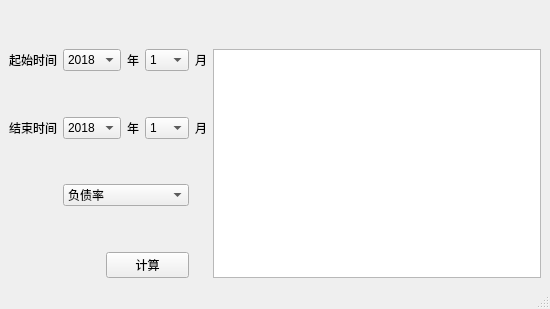
wjddxyjx/pythonproject, file calculate.ui: the form before one commit.
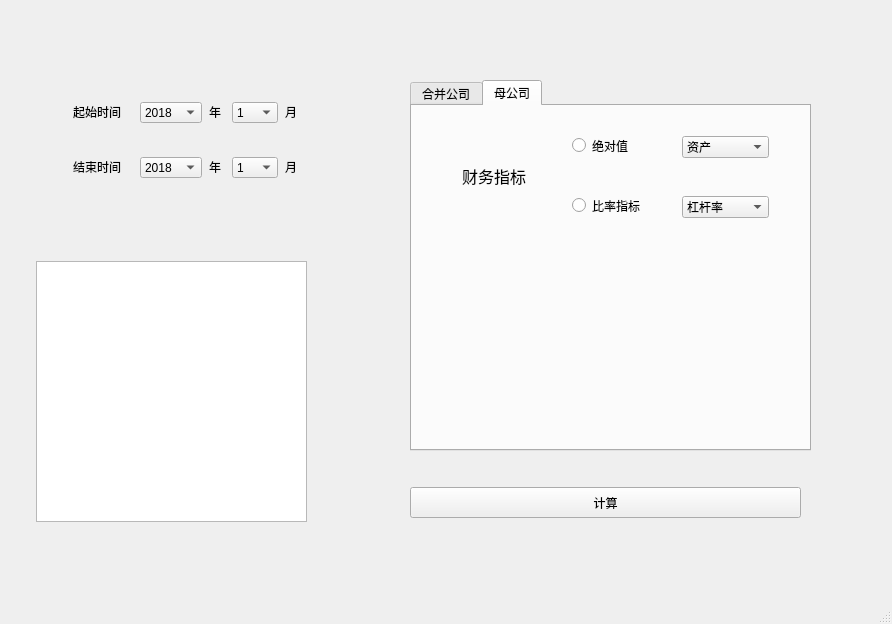
The form after the commit. The open tabs and pages were chosen to show the change.

What changed in the file:
```diff
--- a/calculate.ui
+++ b/calculate.ui
@@ -6,171 +6,309 @@
    <rect>
     <x>0</x>
     <y>0</y>
-    <width>550</width>
-    <height>309</height>
+    <width>892</width>
+    <height>624</height>
    </rect>
   </property>
   <property name="windowTitle">
    <string>calculate</string>
   </property>
   <widget class="QWidget" name="centralwidget">
-   <layout class="QGridLayout" name="gridLayout">
-    <item row="0" column="5" colspan="4">
-     <widget class="QLabel" name="label_14">
+   <widget class="QTabWidget" name="tabWidget">
+    <property name="geometry">
+     <rect>
+      <x>410</x>
+      <y>80</y>
+      <width>401</width>
+      <height>371</height>
+     </rect>
+    </property>
+    <property name="currentIndex">
+     <number>0</number>
+    </property>
+    <widget class="QWidget" name="tab_9">
+     <attribute name="title">
+      <string>合并公司</string>
+     </attribute>
+     <widget class="QRadioButton" name="radioButton_2">
+      <property name="geometry">
+       <rect>
+        <x>160</x>
+        <y>30</y>
+        <width>115</width>
+        <height>19</height>
+       </rect>
+      </property>
       <property name="text">
-       <string> </string>
+       <string>绝对值</string>
       </property>
      </widget>
-    </item>
-    <item row="1" column="0" colspan="4">
-     <widget class="QLabel" name="label">
+     <widget class="QRadioButton" name="radioButton_3">
+      <property name="geometry">
+       <rect>
+        <x>160</x>
+        <y>90</y>
+        <width>115</width>
+        <height>19</height>
+       </rect>
+      </property>
       <property name="text">
-       <string>&lt;html&gt;&lt;head/&gt;&lt;body&gt;&lt;p&gt;起始时间&lt;/p&gt;&lt;/body&gt;&lt;/html&gt;</string>
+       <string>比率指标</string>
       </property>
      </widget>
-    </item>
-    <item row="1" column="4" colspan="3">
-     <widget class="QComboBox" name="comboBox_2">
+     <widget class="QComboBox" name="comboBox_6">
+      <property name="geometry">
+       <rect>
+        <x>270</x>
+        <y>30</y>
+        <width>87</width>
+        <height>22</height>
+       </rect>
+      </property>
       <item>
        <property name="text">
-        <string>2018</string>
+        <string>资产</string>
        </property>
       </item>
       <item>
        <property name="text">
-        <string>2019</string>
+        <string>负债</string>
        </property>
       </item>
       <item>
        <property name="text">
-        <string>2020</string>
+        <string>净资产</string>
        </property>
       </item>
-     </widget>
-    </item>
-    <item row="1" column="7">
-     <widget class="QLabel" name="label_2">
+      <item>
       <property name="text">
-       <string>&lt;html&gt;&lt;head/&gt;&lt;body&gt;&lt;p&gt;年&lt;/p&gt;&lt;/body&gt;&lt;/html&gt;</string>
-      </property>
-     </widget>
-    </item>
-    <item row="1" column="8">
-     <widget class="QComboBox" name="comboBox_3">
+        <string>收入</string>
+       </property>
+      </item>
+     </widget>
+     <widget class="QComboBox" name="comboBox_7">
+      <property name="geometry">
+       <rect>
+        <x>270</x>
+        <y>90</y>
+        <width>87</width>
+        <height>22</height>
+       </rect>
+      </property>
       <item>
        <property name="text">
-        <string>1</string>
+        <string>杠杆率</string>
        </property>
       </item>
       <item>
        <property name="text">
-        <string>2</string>
+        <string>资产负债率</string>
        </property>
       </item>
       <item>
        <property name="text">
-        <string>3</string>
+        <string>ROE</string>
        </property>
       </item>
-      <item>
+     </widget>
+     <widget class="QLabel" name="label_7">
+      <property name="geometry">
+       <rect>
+        <x>50</x>
+        <y>50</y>
+        <width>121</width>
+        <height>41</height>
+       </rect>
+      </property>
        <property name="text">
-        <string>4</string>
-       </property>
-      </item>
-      <item>
+       <string>&lt;html&gt;&lt;head/&gt;&lt;body&gt;&lt;p&gt;&lt;span style=&quot; font-size:12pt;&quot;&gt;财务指标&lt;/span&gt;&lt;/p&gt;&lt;/body&gt;&lt;/html&gt;</string>
+      </property>
+     </widget>
+    </widget>
+    <widget class="QWidget" name="tab_10">
+     <attribute name="title">
+      <string>母公司</string>
+     </attribute>
+     <widget class="QRadioButton" name="radioButton_4">
+      <property name="geometry">
+       <rect>
+        <x>160</x>
+        <y>30</y>
+        <width>115</width>
+        <height>19</height>
+       </rect>
+      </property>
        <property name="text">
-        <string>5</string>
-       </property>
-      </item>
+       <string>绝对值</string>
+      </property>
+     </widget>
+     <widget class="QRadioButton" name="radioButton_5">
+      <property name="geometry">
+       <rect>
+        <x>160</x>
+        <y>90</y>
+        <width>115</width>
+        <height>19</height>
+       </rect>
+      </property>
+      <property name="text">
+       <string>比率指标</string>
+      </property>
+     </widget>
+     <widget class="QLabel" name="label_10">
+      <property name="geometry">
+       <rect>
+        <x>50</x>
+        <y>50</y>
+        <width>121</width>
+        <height>41</height>
+       </rect>
+      </property>
+      <property name="text">
+       <string>&lt;html&gt;&lt;head/&gt;&lt;body&gt;&lt;p&gt;&lt;span style=&quot; font-size:12pt;&quot;&gt;财务指标&lt;/span&gt;&lt;/p&gt;&lt;/body&gt;&lt;/html&gt;</string>
+      </property>
+     </widget>
+     <widget class="QComboBox" name="comboBox_8">
+      <property name="geometry">
+       <rect>
+        <x>270</x>
+        <y>30</y>
+        <width>87</width>
+        <height>22</height>
+       </rect>
+      </property>
       <item>
        <property name="text">
-        <string>6</string>
+        <string>资产</string>
        </property>
       </item>
       <item>
        <property name="text">
-        <string>7</string>
+        <string>负债</string>
        </property>
       </item>
       <item>
        <property name="text">
-        <string>8</string>
+        <string>净资产</string>
        </property>
       </item>
       <item>
        <property name="text">
-        <string>9</string>
+        <string>收入</string>
        </property>
       </item>
+     </widget>
+     <widget class="QComboBox" name="comboBox_9">
+      <property name="geometry">
+       <rect>
+        <x>270</x>
+        <y>90</y>
+        <width>87</width>
+        <height>22</height>
+       </rect>
+      </property>
       <item>
        <property name="text">
-        <string>10</string>
+        <string>杠杆率</string>
        </property>
       </item>
       <item>
        <property name="text">
-        <string>11</string>
+        <string>资产负债率</string>
        </property>
       </item>
       <item>
        <property name="text">
-        <string>12</string>
+        <string>ROE</string>
        </property>
       </item>
      </widget>
-    </item>
-    <item row="1" column="9">
+    </widget>
+   </widget>
      <widget class="QLabel" name="label_3">
+    <property name="geometry">
+     <rect>
+      <x>285</x>
+      <y>102</y>
+      <width>15</width>
+      <height>21</height>
+     </rect>
+    </property>
       <property name="text">
        <string>&lt;html&gt;&lt;head/&gt;&lt;body&gt;&lt;p&gt;月&lt;/p&gt;&lt;/body&gt;&lt;/html&gt;</string>
       </property>
      </widget>
-    </item>
-    <item row="1" column="10" rowspan="7">
-     <widget class="QTextBrowser" name="textBrowser"/>
-    </item>
-    <item row="2" column="4" colspan="4">
-     <widget class="QLabel" name="label_15">
-      <property name="text">
-       <string> </string>
-      </property>
-     </widget>
-    </item>
-    <item row="3" column="0" colspan="4">
+   <widget class="QTextBrowser" name="textBrowser">
+    <property name="geometry">
+     <rect>
+      <x>36</x>
+      <y>261</y>
+      <width>271</width>
+      <height>261</height>
+     </rect>
+    </property>
+   </widget>
      <widget class="QLabel" name="label_5">
+    <property name="geometry">
+     <rect>
+      <x>73</x>
+      <y>157</y>
+      <width>60</width>
+      <height>21</height>
+     </rect>
+    </property>
       <property name="text">
        <string>&lt;html&gt;&lt;head/&gt;&lt;body&gt;&lt;p&gt;结束时间&lt;/p&gt;&lt;/body&gt;&lt;/html&gt;</string>
       </property>
      </widget>
-    </item>
-    <item row="3" column="4" colspan="3">
-     <widget class="QComboBox" name="comboBox_5">
-      <item>
-       <property name="text">
-        <string>2018</string>
-       </property>
-      </item>
-      <item>
+   <widget class="QLabel" name="label">
+    <property name="geometry">
+     <rect>
+      <x>73</x>
+      <y>102</y>
+      <width>60</width>
+      <height>21</height>
+     </rect>
+    </property>
        <property name="text">
-        <string>2019</string>
-       </property>
-      </item>
-      <item>
+     <string>&lt;html&gt;&lt;head/&gt;&lt;body&gt;&lt;p&gt;起始时间&lt;/p&gt;&lt;/body&gt;&lt;/html&gt;</string>
+    </property>
+   </widget>
+   <widget class="QLabel" name="label_8">
+    <property name="geometry">
+     <rect>
+      <x>285</x>
+      <y>185</y>
+      <width>15</width>
+      <height>19</height>
+     </rect>
+    </property>
        <property name="text">
-        <string>2020</string>
-       </property>
-      </item>
-     </widget>
-    </item>
-    <item row="3" column="7">
-     <widget class="QLabel" name="label_4">
+     <string/>
+    </property>
+   </widget>
+   <widget class="QLabel" name="label_14">
+    <property name="geometry">
+     <rect>
+      <x>163</x>
+      <y>76</y>
+      <width>115</width>
+      <height>19</height>
+     </rect>
+    </property>
       <property name="text">
-       <string>&lt;html&gt;&lt;head/&gt;&lt;body&gt;&lt;p&gt;年&lt;/p&gt;&lt;/body&gt;&lt;/html&gt;</string>
-      </property>
-     </widget>
-    </item>
-    <item row="3" column="8">
-     <widget class="QComboBox" name="comboBox_4">
+     <string/>
+    </property>
+   </widget>
+   <widget class="QComboBox" name="comboBox_3">
+    <property name="geometry">
+     <rect>
+      <x>232</x>
+      <y>102</y>
+      <width>46</width>
+      <height>21</height>
+     </rect>
+    </property>
       <item>
        <property name="text">
         <string>1</string>
@@ -232,90 +370,237 @@
        </property>
       </item>
      </widget>
-    </item>
-    <item row="3" column="9">
      <widget class="QLabel" name="label_6">
+    <property name="geometry">
+     <rect>
+      <x>285</x>
+      <y>157</y>
+      <width>15</width>
+      <height>21</height>
+     </rect>
+    </property>
       <property name="text">
        <string>&lt;html&gt;&lt;head/&gt;&lt;body&gt;&lt;p&gt;月&lt;/p&gt;&lt;/body&gt;&lt;/html&gt;</string>
       </property>
      </widget>
-    </item>
-    <item row="4" column="0">
-     <widget class="QLabel" name="label_11">
+   <widget class="QLabel" name="label_4">
+    <property name="geometry">
+     <rect>
+      <x>209</x>
+      <y>157</y>
+      <width>16</width>
+      <height>21</height>
+     </rect>
+    </property>
       <property name="text">
-       <string> </string>
-      </property>
-     </widget>
-    </item>
-    <item row="4" column="1">
+     <string>&lt;html&gt;&lt;head/&gt;&lt;body&gt;&lt;p&gt;年&lt;/p&gt;&lt;/body&gt;&lt;/html&gt;</string>
+    </property>
+   </widget>
      <widget class="QLabel" name="label_9">
+    <property name="geometry">
+     <rect>
+      <x>90</x>
+      <y>185</y>
+      <width>10</width>
+      <height>19</height>
+     </rect>
+    </property>
       <property name="text">
        <string/>
       </property>
      </widget>
-    </item>
-    <item row="4" column="3" colspan="3">
+   <widget class="QLabel" name="label_2">
+    <property name="geometry">
+     <rect>
+      <x>209</x>
+      <y>102</y>
+      <width>16</width>
+      <height>21</height>
+     </rect>
+    </property>
+    <property name="text">
+     <string>&lt;html&gt;&lt;head/&gt;&lt;body&gt;&lt;p&gt;年&lt;/p&gt;&lt;/body&gt;&lt;/html&gt;</string>
+    </property>
+   </widget>
+   <widget class="QLabel" name="label_11">
+    <property name="geometry">
+     <rect>
+      <x>73</x>
+      <y>185</y>
+      <width>10</width>
+      <height>19</height>
+     </rect>
+    </property>
+    <property name="text">
+     <string/>
+    </property>
+   </widget>
      <widget class="QLabel" name="label_13">
+    <property name="geometry">
+     <rect>
+      <x>123</x>
+      <y>185</y>
+      <width>55</width>
+      <height>19</height>
+     </rect>
+    </property>
       <property name="text">
-       <string> </string>
-      </property>
-     </widget>
+     <string/>
+    </property>
+   </widget>
+   <widget class="QComboBox" name="comboBox_2">
+    <property name="geometry">
+     <rect>
+      <x>140</x>
+      <y>102</y>
+      <width>62</width>
+      <height>21</height>
+     </rect>
+    </property>
+    <item>
+     <property name="text">
+      <string>2018</string>
+     </property>
     </item>
-    <item row="4" column="9">
-     <widget class="QLabel" name="label_8">
+    <item>
       <property name="text">
-       <string/>
-      </property>
-     </widget>
+      <string>2019</string>
+     </property>
     </item>
-    <item row="5" column="1">
-     <widget class="QLabel" name="label_10">
+    <item>
       <property name="text">
-       <string/>
-      </property>
-     </widget>
+      <string>2020</string>
+     </property>
+    </item>
+   </widget>
+   <widget class="QComboBox" name="comboBox_4">
+    <property name="geometry">
+     <rect>
+      <x>232</x>
+      <y>157</y>
+      <width>46</width>
+      <height>21</height>
+     </rect>
+    </property>
+    <item>
+     <property name="text">
+      <string>1</string>
+     </property>
     </item>
-    <item row="5" column="4" colspan="5">
-     <widget class="QComboBox" name="comboBox">
-      <property name="currentText">
-       <string>负债率</string>
-      </property>
+    <item>
+     <property name="text">
+      <string>2</string>
+     </property>
+    </item>
       <item>
        <property name="text">
-        <string>负债率</string>
-       </property>
-      </item>
-     </widget>
+      <string>3</string>
+     </property>
+    </item>
+    <item>
+     <property name="text">
+      <string>4</string>
+     </property>
     </item>
-    <item row="5" column="9">
-     <widget class="QLabel" name="label_7">
+    <item>
       <property name="text">
-       <string/>
-      </property>
-     </widget>
+      <string>5</string>
+     </property>
     </item>
-    <item row="6" column="0" rowspan="2" colspan="7">
-     <widget class="QLabel" name="label_12">
+    <item>
       <property name="text">
-       <string> </string>
-      </property>
-     </widget>
+      <string>6</string>
+     </property>
+    </item>
+    <item>
+     <property name="text">
+      <string>7</string>
+     </property>
+    </item>
+    <item>
+     <property name="text">
+      <string>8</string>
+     </property>
+    </item>
+    <item>
+     <property name="text">
+      <string>9</string>
+     </property>
+    </item>
+    <item>
+     <property name="text">
+      <string>10</string>
+     </property>
+    </item>
+    <item>
+     <property name="text">
+      <string>11</string>
+     </property>
+    </item>
+    <item>
+     <property name="text">
+      <string>12</string>
+     </property>
+    </item>
+   </widget>
+   <widget class="QComboBox" name="comboBox_5">
+    <property name="geometry">
+     <rect>
+      <x>140</x>
+      <y>157</y>
+      <width>62</width>
+      <height>21</height>
+     </rect>
+    </property>
+    <item>
+     <property name="text">
+      <string>2018</string>
+     </property>
     </item>
-    <item row="7" column="6" colspan="3">
+    <item>
+     <property name="text">
+      <string>2019</string>
+     </property>
+    </item>
+    <item>
+     <property name="text">
+      <string>2020</string>
+     </property>
+    </item>
+   </widget>
+   <widget class="QLabel" name="label_15">
+    <property name="geometry">
+     <rect>
+      <x>140</x>
+      <y>130</y>
+      <width>85</width>
+      <height>20</height>
+     </rect>
+    </property>
+    <property name="text">
+     <string/>
+    </property>
+   </widget>
      <widget class="QPushButton" name="pushButton_2">
+    <property name="geometry">
+     <rect>
+      <x>410</x>
+      <y>487</y>
+      <width>391</width>
+      <height>31</height>
+     </rect>
+    </property>
       <property name="text">
        <string>计算</string>
       </property>
      </widget>
-    </item>
-   </layout>
   </widget>
   <widget class="QMenuBar" name="menubar">
    <property name="geometry">
     <rect>
      <x>0</x>
      <y>0</y>
-     <width>550</width>
+     <width>892</width>
      <height>26</height>
     </rect>
    </property>
```
Lines whose indentation alone changed are shown as unchanged.
